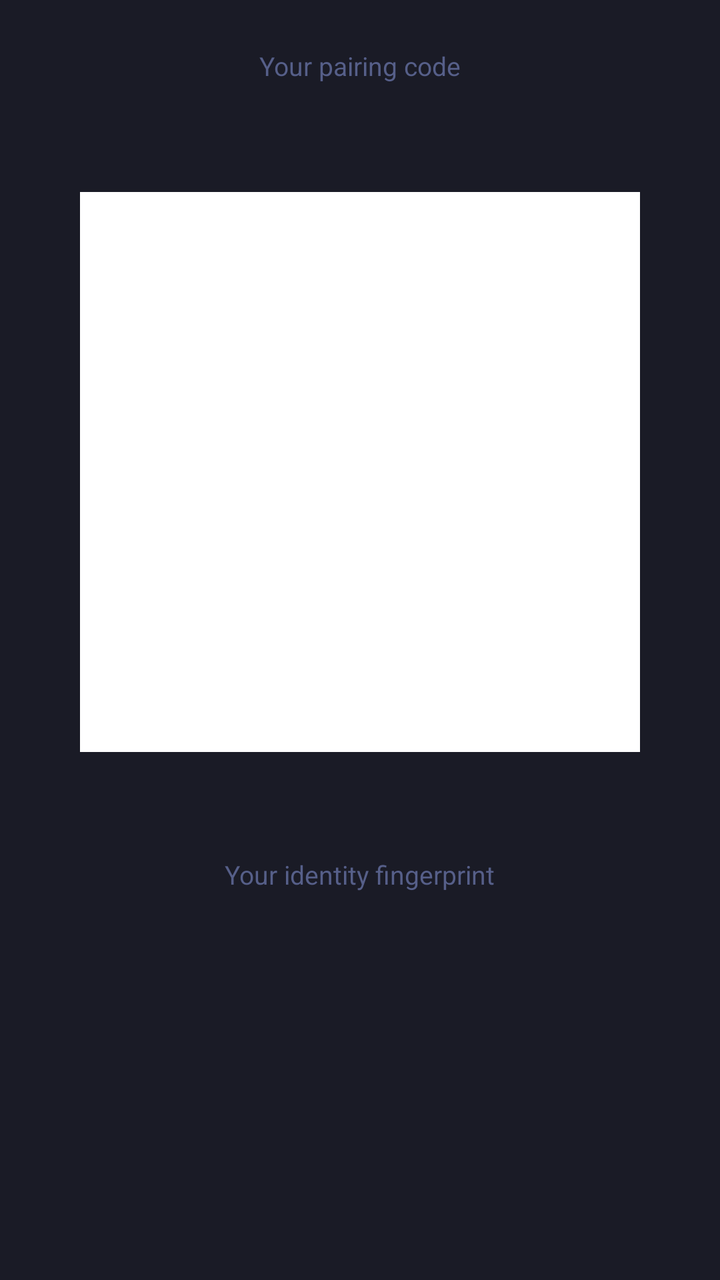
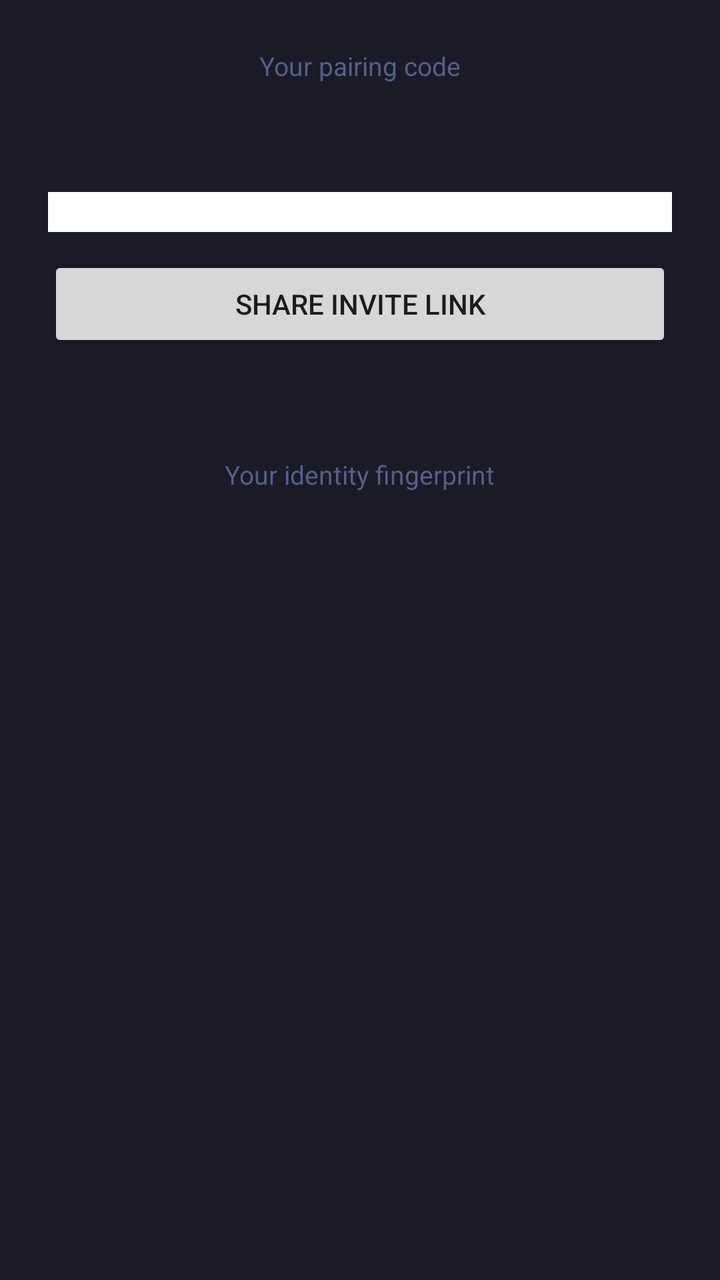

Before-and-after screenshots of an Android layout around one commit, followed by the original layout XML and the change that was made.
<!-- AndroidManifest.xml: application theme Theme.LegendMessage -->
<!-- res/layout/activity_my_code.xml -->
<?xml version="1.0" encoding="utf-8"?>
<ScrollView
    xmlns:android="http://schemas.android.com/apk/res/android"
    android:layout_width="match_parent"
    android:layout_height="match_parent"
    android:background="@color/tn_bg"
    android:fillViewport="true">

    <LinearLayout
        android:layout_width="match_parent"
        android:layout_height="wrap_content"
        android:gravity="center_horizontal"
        android:orientation="vertical"
        android:padding="24dp">

        <TextView
            android:layout_width="wrap_content"
            android:layout_height="wrap_content"
            android:text="@string/mycode_title"
            android:textColor="@color/tn_dim"
            android:textSize="13sp" />

        <TextView
            android:id="@+id/nameText"
            android:layout_width="wrap_content"
            android:layout_height="wrap_content"
            android:layout_marginTop="2dp"
            android:textColor="@color/tn_blue"
            android:textSize="24sp"
            android:textStyle="bold" />

        <ImageView
            android:id="@+id/qrImage"
            android:layout_width="280dp"
            android:layout_height="280dp"
            android:layout_marginTop="20dp"
            android:background="#FFFFFF"
            android:contentDescription="@string/mycode_qr_desc"
            android:padding="8dp" />

        <TextView
            android:id="@+id/routeText"
            android:layout_width="match_parent"
            android:layout_height="wrap_content"
            android:layout_marginTop="12dp"
            android:fontFamily="monospace"
            android:gravity="center"
            android:textColor="@color/tn_dim"
            android:textSize="12sp" />

        <TextView
            android:layout_width="wrap_content"
            android:layout_height="wrap_content"
            android:layout_marginTop="24dp"
            android:text="@string/home_fingerprint_label"
            android:textColor="@color/tn_dim"
            android:textSize="13sp" />

        <TextView
            android:id="@+id/fingerprintText"
            android:layout_width="wrap_content"
            android:layout_height="wrap_content"
            android:layout_marginTop="4dp"
            android:fontFamily="monospace"
            android:gravity="center"
            android:textColor="@color/tn_green"
            android:textSize="15sp" />
    </LinearLayout>
</ScrollView>
<!-- resources referenced by this layout -->
<resources>
  <color name="tn_bg">#1A1B26</color>
  <color name="tn_blue">#7AA2F7</color>
  <color name="tn_dim">#565F89</color>
  <color name="tn_green">#9ECE6A</color>
  <string name="home_fingerprint_label">Your identity fingerprint</string>
  <string name="mycode_qr_desc">Your contact pairing QR code</string>
  <string name="mycode_title">Your pairing code</string>
  <style name="Theme.LegendMessage" parent="Theme.AppCompat.DayNight.NoActionBar">
          <item name="colorPrimary">@color/tn_blue</item>
          <item name="colorPrimaryDark">@color/tn_bg</item>
          <item name="colorAccent">@color/tn_blue</item>
          <item name="android:windowBackground">@color/tn_bg</item>
          <item name="android:statusBarColor">@color/tn_bg</item>
      </style>
</resources>

<!-- the commit's change to res/layout/activity_my_code.xml (unified diff, before → after) -->
@@ -31,12 +31,21 @@
 
         <ImageView
             android:id="@+id/qrImage"
-            android:layout_width="280dp"
-            android:layout_height="280dp"
+            android:layout_width="match_parent"
+            android:layout_height="wrap_content"
             android:layout_marginTop="20dp"
+            android:adjustViewBounds="true"
             android:background="#FFFFFF"
             android:contentDescription="@string/mycode_qr_desc"
-            android:padding="8dp" />
+            android:padding="10dp"
+            android:scaleType="fitCenter" />
+
+        <Button
+            android:id="@+id/shareButton"
+            android:layout_width="match_parent"
+            android:layout_height="wrap_content"
+            android:layout_marginTop="12dp"
+            android:text="@string/mycode_share" />
 
         <TextView
             android:id="@+id/routeText"
<!-- resource entries referenced after the edit -->
@@ -6,6 +6,7 @@
   <color name="tn_green">#9ECE6A</color>
   <string name="home_fingerprint_label">Your identity fingerprint</string>
   <string name="mycode_qr_desc">Your contact pairing QR code</string>
+  <string name="mycode_share">Share invite link</string>
   <string name="mycode_title">Your pairing code</string>
   <style name="Theme.LegendMessage" parent="Theme.AppCompat.DayNight.NoActionBar">
           <item name="colorPrimary">@color/tn_blue</item>
